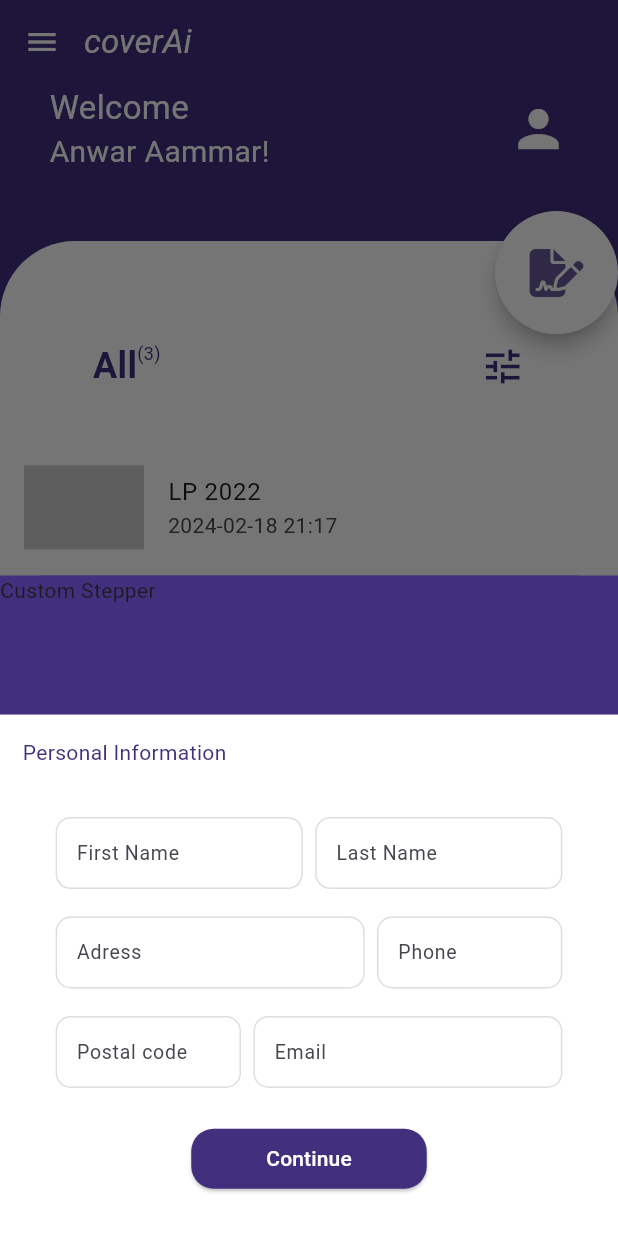
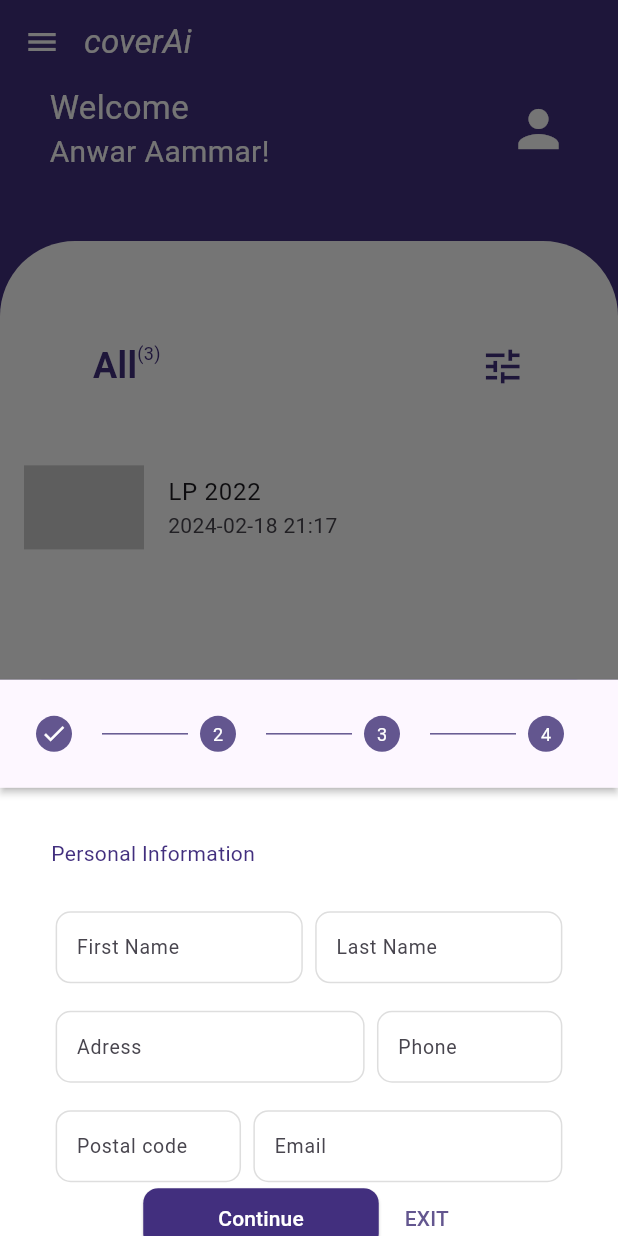
Before and after one commit to anwarr1/Ai-cover-Letter-generator, a Flutter app: the HomeScreen screen opened directly, after a tap on an icon or button, on a phone screen of 412 x 824 dp. Run offline on Flutter 3.47's test engine with Material 3 defaults, Android fonts, the light colour scheme and no system bars; drawn by our look-alikes of auto_size_text; our stand-ins replace flutter_svg, font_awesome_flutter.

Commit message:
Add custom Stepper

```diff
--- a/cover_letter_generator/lib/Screens/HomeScreen.dart
+++ b/cover_letter_generator/lib/Screens/HomeScreen.dart
@@ -1,5 +1,6 @@
 import 'package:cover_letter_generator/Widgets/listLetters.dart';
 import 'package:cover_letter_generator/utils/colors.dart';
+import 'package:cover_letter_generator/utils/custome_stepper.dart';
 import 'package:cover_letter_generator/utils/form_helper.dart';
 import 'package:flutter/material.dart';
 import 'package:font_awesome_flutter/font_awesome_flutter.dart';
@@ -87,9 +88,7 @@ class _HomeScreenState extends State<HomeScreen> {
             height: height * 0.03,
           ),
           Expanded(
-            child: Stack(
-              children: [
-                Container(
+            child: Container(
                 margin: const EdgeInsets.only(top: 20),
                 width: double.infinity,
                 decoration: const BoxDecoration(
@@ -110,9 +109,6 @@ class _HomeScreenState extends State<HomeScreen> {
                     );
                   },
                 )),
-                Positioned(right: 0, top: 0, child: circularLetter()),
-              ],
-            ),
           ),
         ],
       ),
@@ -183,39 +179,6 @@ class rowForm extends StatelessWidget {
   }
 }
 
-class circularLetter extends StatelessWidget {
-  const circularLetter({
-    super.key,
-  });
-
-  @override
-  Widget build(BuildContext context) {
-    return Column(
-      children: [
-        Material(
-          shape: CircleBorder(),
-          color: Colors.white,
-          elevation: 5,
-          child: Container(
-            margin: EdgeInsets.all(6),
-            width: 70,
-            height: 70,
-            alignment: Alignment.center,
-            decoration: const BoxDecoration(
-                shape: BoxShape.circle,
-                color: Color.fromARGB(255, 255, 255, 255)),
-            child: FaIcon(
-              FontAwesomeIcons.fileSignature,
-              color: primaryColor.withOpacity(0.8),
-              size: 32,
-            ),
-          ),
-        ),
-      ],
-    );
-  }
-}
-
 // *************************************************************** show Modal **************************************************************
 
 class ModalContent extends StatefulWidget {
@@ -227,6 +190,8 @@ class ModalContent extends StatefulWidget {
 
 class _ModalContentState extends State<ModalContent> {
   double _bottomPadding = 0;
+  int selectedPage = 0;
+  PageController pageController = PageController();
 
   @override
   Widget build(BuildContext context) {
@@ -240,118 +205,15 @@ class _ModalContentState extends State<ModalContent> {
         ),
         child: Column(
           crossAxisAlignment: CrossAxisAlignment.start,
-          // mainAxisSize: MainAxisSize.min,
           children: <Widget>[
             // ********************************** Stepper ******************************
 
             Container(
-              height: height * 0.2,
-              child: Text("Custom Stepper"),
-            ),
-            Container(
-              height: height * 0.75,
-              color: const Color.fromARGB(255, 255, 255, 255),
-              child: PageView(controller: PageController(), children: [
-                Column(
-                  children: [
-                    Container(
-                      alignment: Alignment.topLeft,
-                      padding: const EdgeInsets.all(15),
-                      child: const Text(
-                        "Personal Information",
-                        style: TextStyle(
-                          color: primaryColor,
-                        ),
-                      ),
-                    ),
-                    // ********************************** Form ******************************
-                    Container(
-                        color: Colors.white,
-                        child: Form(
-                          child: Column(
-                            children: [
-                              rowForm(
-                                height: height,
-                                width: width,
-                                label1: "First Name",
-                                label2: "Last Name",
-                                widthCol1: 0.4,
-                                widthCol2: 0.4,
-                              ),
-                              SizedBox(
-                                height: height * 0.00,
-                              ),
-                              rowForm(
-                                height: height,
-                                width: width,
-                                label1: "Adress",
-                                label2: "Phone",
-                                widthCol1: 0.5,
-                                widthCol2: 0.3,
-                              ),
-                              SizedBox(
-                                height: height * 0.00,
-                              ),
-                              rowForm(
-                                height: height,
-                                width: width,
-                                label1: "Postal code",
-                                label2: "Email",
-                                widthCol1: 0.3,
-                                widthCol2: 0.5,
-                              ),
-                              SizedBox(
-                                height: height * 0.05,
-                              ),
-                              Container(
-                                alignment: Alignment.center,
-                                child: ElevatedButton(
-                                  onPressed: () {
-                                    Navigator.push(context, MaterialPageRoute(
-                                      builder: (context) {
-                                        return const HomeScreen();
-                                      },
-                                    ));
-                                  },
-                                  style: ElevatedButton.styleFrom(
-                                    backgroundColor: primaryColor,
-                                    padding: EdgeInsets.symmetric(
-                                        horizontal: 50,
-                                        vertical: height * 0.018),
-                                    shape: RoundedRectangleBorder(
-                                      borderRadius: BorderRadius.circular(15.0),
-                                    ),
-                                  ),
-                                  child: const Text(
-                                    'Continue',
-                                    style: TextStyle(color: Colors.white),
-                                  ),
-                                ),
-                              ),
-                            ],
-                          ),
-                        ))
-                  ],
-                ),
-              ]),
-            )
+                height: height * 0.8,
+                child: CustomStepperWidget(width, height)),
           ],
         ),
       ),
     );
   }
-
-  @override
-  void initState() {
-    super.initState();
-    WidgetsBinding.instance!.addPostFrameCallback((_) {
-      _updateBottomPadding();
-    });
 }
-
-  void _updateBottomPadding() {
-    setState(() {
-      _bottomPadding = MediaQuery.of(context).viewInsets.bottom;
-    });
-  }
-}
--- a/cover_letter_generator/lib/Screens/LoginScreen.dart
+++ b/cover_letter_generator/lib/Screens/LoginScreen.dart
@@ -17,7 +17,6 @@ class LoginScreen extends StatelessWidget {
         child: Column(
           children: [
             Container(
-              color: Colors.red,
               height: height * 0.05,
             ),
             SizedBox(
--- /dev/null
+++ b/cover_letter_generator/lib/Widgets/PersonalInfoForm.dart
@@ -0,0 +1,69 @@
+import 'package:cover_letter_generator/Screens/HomeScreen.dart';
+import 'package:cover_letter_generator/utils/colors.dart';
+import 'package:flutter/material.dart';
+
+class PersonalInfoForm extends StatelessWidget {
+  double height, width;
+  // PageController pageController;
+  Color col;
+  PersonalInfoForm(this.width, this.height, this.col);
+
+  @override
+  Widget build(BuildContext context) {
+    return Container(
+      // color: col,
+      child: Column(
+        children: [
+          Container(
+            alignment: Alignment.topLeft,
+            padding: const EdgeInsets.all(10),
+            child: const Text(
+              "Personal Information",
+              style: TextStyle(
+                color: primaryColor,
+              ),
+            ),
+          ),
+          // ********************************** Form ******************************
+          Container(
+              child: Form(
+            child: Column(
+              children: [
+                rowForm(
+                  height: height,
+                  width: width,
+                  label1: "First Name",
+                  label2: "Last Name",
+                  widthCol1: 0.4,
+                  widthCol2: 0.4,
+                ),
+                SizedBox(
+                  height: height * 0.00,
+                ),
+                rowForm(
+                  height: height,
+                  width: width,
+                  label1: "Adress",
+                  label2: "Phone",
+                  widthCol1: 0.5,
+                  widthCol2: 0.3,
+                ),
+                SizedBox(
+                  height: height * 0.00,
+                ),
+                rowForm(
+                  height: height,
+                  width: width,
+                  label1: "Postal code",
+                  label2: "Email",
+                  widthCol1: 0.3,
+                  widthCol2: 0.5,
+                ),
+              ],
+            ),
+          ))
+        ],
+      ),
+    );
+  }
+}
--- a/cover_letter_generator/lib/utils/custome_stepper.dart
+++ b/cover_letter_generator/lib/utils/custome_stepper.dart
@@ -0,0 +1,129 @@
+import 'package:cover_letter_generator/Widgets/PersonalInfoForm.dart';
+import 'package:cover_letter_generator/utils/colors.dart';
+import 'package:flutter/material.dart';
+
+class CustomStepperWidget extends StatefulWidget {
+  double height, width;
+  CustomStepperWidget(this.width, this.height);
+  @override
+  _CustomStepperWidgetState createState() => _CustomStepperWidgetState();
+}
+
+class _CustomStepperWidgetState extends State<CustomStepperWidget> {
+  int _currentStep = 0;
+
+  Widget build(BuildContext context) {
+    return Container(
+      color: const Color.fromARGB(255, 255, 255, 255),
+      child: Column(
+        children: [
+          Expanded(
+            child: Stepper(
+              controlsBuilder: (context, details) {
+                return Row(
+                  mainAxisAlignment: MainAxisAlignment.center,
+                  children: <Widget>[
+                    ElevatedButton(
+                      onPressed: () => continued,
+                      style: ElevatedButton.styleFrom(
+                        backgroundColor: primaryColor,
+                        padding: EdgeInsets.symmetric(
+                          horizontal: 50,
+                        ),
+                        shape: RoundedRectangleBorder(
+                          borderRadius: BorderRadius.circular(10.0),
+                        ),
+                      ),
+                      child: const Text(
+                        'Continue',
+                        style: TextStyle(color: Colors.white),
+                      ),
+                    ),
+                    TextButton(
+                      onPressed: cancel,
+                      child: const Text('EXIT'),
+                    ),
+                  ],
+                );
+              },
+              type: StepperType.horizontal,
+              physics: ScrollPhysics(),
+              currentStep: _currentStep,
+              onStepTapped: (step) => tapped(step),
+              // onStepContinue: continued,
+              // onStepCancel: cancel,
+              steps: <Step>[
+                Step(
+                  title: new Text(''),
+                  content:
+                      PersonalInfoForm(widget.width, widget.height, Colors.red),
+                  isActive: _currentStep >= 0,
+                  state: _currentStep >= 0
+                      ? StepState.complete
+                      : StepState.disabled,
+                ),
+                Step(
+                  title: new Text(''),
+                  content: Column(
+                    children: <Widget>[
+                      TextFormField(
+                        decoration: InputDecoration(labelText: 'Home Address'),
+                      ),
+                      TextFormField(
+                        decoration: InputDecoration(labelText: 'Postcode'),
+                      ),
+                    ],
+                  ),
+                  isActive: _currentStep >= 0,
+                  state: _currentStep >= 1
+                      ? StepState.complete
+                      : StepState.disabled,
+                ),
+                Step(
+                  title: new Text(''),
+                  content: Column(
+                    children: <Widget>[
+                      TextFormField(
+                        decoration: InputDecoration(labelText: 'Mobile Number'),
+                      ),
+                    ],
+                  ),
+                  isActive: _currentStep >= 0,
+                  state: _currentStep >= 2
+                      ? StepState.complete
+                      : StepState.disabled,
+                ),
+                Step(
+                  title: new Text(''),
+                  content: Column(
+                    children: <Widget>[
+                      TextFormField(
+                        decoration: InputDecoration(labelText: 'Mobile Number'),
+                      ),
+                    ],
+                  ),
+                  isActive: _currentStep >= 0,
+                  state: _currentStep >= 3
+                      ? StepState.complete
+                      : StepState.disabled,
+                ),
+              ],
+            ),
+          ),
+        ],
+      ),
+    );
+  }
+
+  tapped(int step) {
+    setState(() => _currentStep = step);
+  }
+
+  continued() {
+    _currentStep < 3 ? setState(() => _currentStep += 1) : null;
+  }
+
+  cancel() {
+    _currentStep > 0 ? setState(() => _currentStep -= 1) : null;
+  }
+}
--- a/cover_letter_generator/pubspec.yaml
+++ b/cover_letter_generator/pubspec.yaml
@@ -37,6 +37,9 @@ dependencies:
   flutter_svg: ^2.0.9
   auto_size_text: ^3.0.0
   font_awesome_flutter: ^10.7.0
+  page_view_dot_indicator: ^2.3.0
+  easy_stepper: ^0.8.3
+  another_stepper: ^1.2.2
 
 dev_dependencies:
   flutter_test:
```
Also changed, not shown: cover_letter_generator/pubspec.lock. Lines whose indentation alone changed are shown as unchanged.
